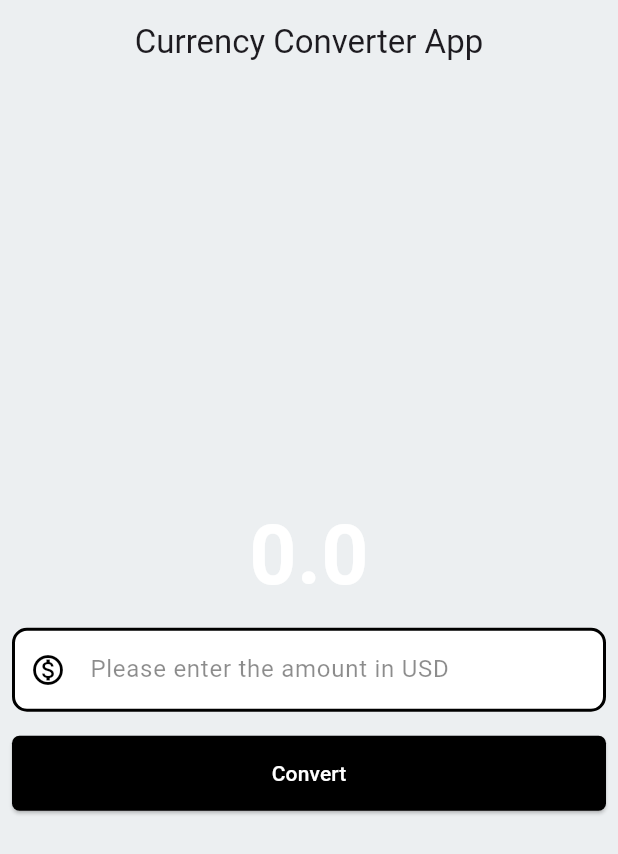
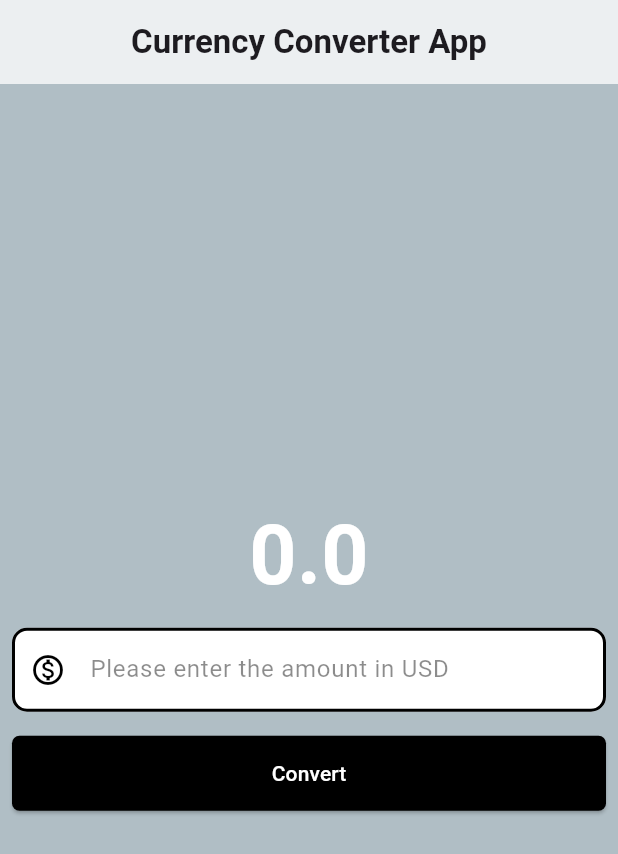
Before and after one commit to adityaashinde/Currency-Converter-App, a Flutter app: the screen it shows after launch, on a phone screen of 412 x 824 dp. Shown: the top 854 px of the screen. Run offline on Flutter 3.47's test engine with Material 3 defaults, Android fonts, the phone set to English and light mode, and no system bars.

Commit message:
Update cc_material_page.dart

```diff
--- a/lib/cc_material_page.dart
+++ b/lib/cc_material_page.dart
@@ -22,10 +22,13 @@ class CurrencyConverterMaterialPage extends StatelessWidget {
     );
 
     return Scaffold(
-      backgroundColor: Colors.blueGrey.shade50,
+      backgroundColor: Colors.blueGrey.shade200,
       appBar: AppBar(
         backgroundColor: Colors.blueGrey.shade50,
-        title: const Text("Currency Converter App"),
+        title: const Text(
+          "Currency Converter App",
+          style: TextStyle(fontWeight: FontWeight.bold),
+        ),
         centerTitle: true,
       ),
       body: Center(
```
